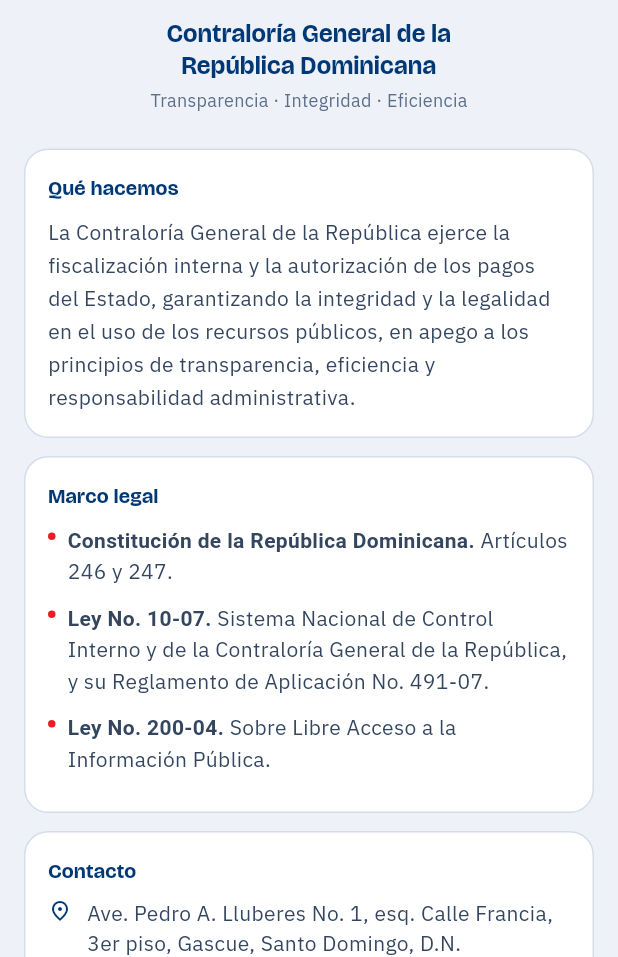
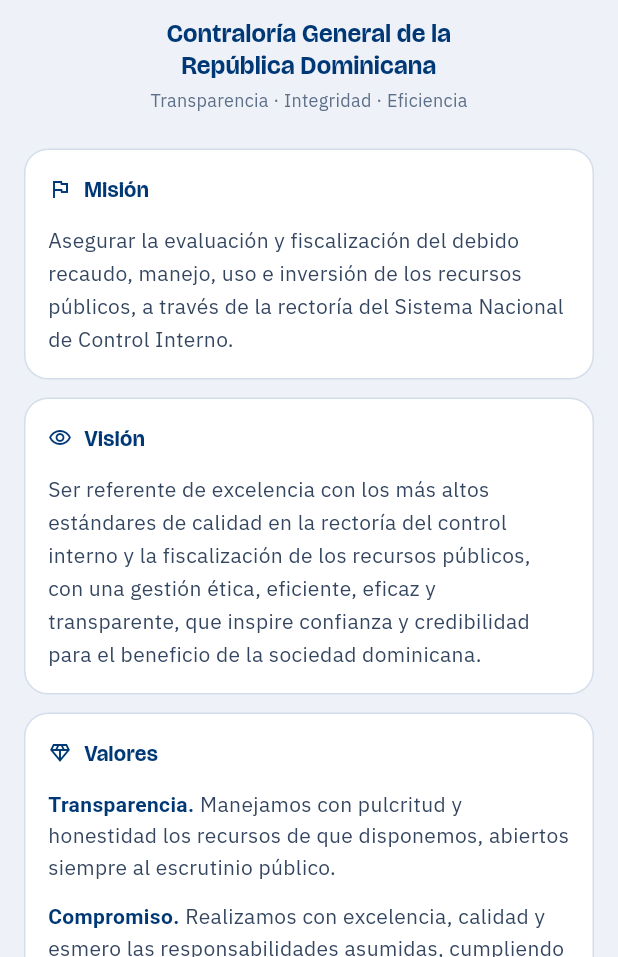
Before and after one commit to Hidalgo15/Trabajo-contralor-a, a Flutter app: the PaginaAcerca widget shown alone on an empty page, opened directly, on a phone screen of 412 x 824 dp, the part 279-1236 px from its top. Run offline on Flutter 3.47's test engine with Material 3 defaults, Android fonts, the phone set to English and light mode, and no system bars; our stand-ins replace pdf, printing, shared_preferences, webview_flutter; accounts and stored records are empty.

Commit message:
feat: Acerca — misión, visión, valores y política de calidad
La pantalla "Acerca de la Contraloría" ahora abre con:
- Misión y Visión (texto de contraloria.gob.do)
- Valores: Transparencia, Compromiso, Integridad, Confiabilidad
- Política de Calidad (resumen del SGC ISO 9001:2015 — pendiente de
  reemplazar por el texto oficial exacto)
- Marco legal y contacto

Co-Authored-By: Claude Sonnet 5 <noreply@anthropic.com>

```diff
--- a/lib/Feature/Ajustes/Presentation/pagina_acerca.dart
+++ b/lib/Feature/Ajustes/Presentation/pagina_acerca.dart
@@ -8,13 +8,16 @@ import 'package:consultas_y_contrataciones/Core/Widgets/app_header.dart';
 import 'package:consultas_y_contrataciones/Core/Widgets/brand_logo.dart';
 import 'package:consultas_y_contrataciones/Core/Widgets/form_card.dart';
 
-/// Pantalla informativa sobre la Contraloría General de la República.
+/// Pantalla informativa sobre la Contraloría General de la República:
+/// misión, visión, valores, política de calidad, marco legal y contacto.
 class PaginaAcerca extends StatelessWidget {
   const PaginaAcerca({super.key});
 
   @override
   Widget build(BuildContext context) {
     final c = context.colores;
+    final texto =
+        Theme.of(context).textTheme.bodyMedium?.copyWith(height: 1.55);
 
     return Column(
       children: [
@@ -34,7 +37,8 @@ class PaginaAcerca extends StatelessWidget {
               const Center(
                 child: BrandLogo(
                   height: 96,
-                  semanticLabel: 'Contraloría General de la República Dominicana',
+                  semanticLabel:
+                      'Contraloría General de la República Dominicana',
                 ),
               ),
               const SizedBox(height: AppDimens.md),
@@ -61,22 +65,83 @@ class PaginaAcerca extends StatelessWidget {
               const SizedBox(height: AppDimens.xl),
 
               _Seccion(
-                titulo: 'Qué hacemos',
+                icono: Icons.flag_outlined,
+                titulo: 'Misión',
                 child: Text(
-                  'La Contraloría General de la República ejerce la '
-                  'fiscalización interna y la autorización de los pagos del '
-                  'Estado, garantizando la integridad y la legalidad en el uso '
-                  'de los recursos públicos, en apego a los principios de '
-                  'transparencia, eficiencia y responsabilidad administrativa.',
-                  style: Theme.of(context)
-                      .textTheme
-                      .bodyMedium
-                      ?.copyWith(height: 1.55),
+                  'Asegurar la evaluación y fiscalización del debido recaudo, '
+                  'manejo, uso e inversión de los recursos públicos, a través '
+                  'de la rectoría del Sistema Nacional de Control Interno.',
+                  style: texto,
                 ),
               ),
               const SizedBox(height: AppDimens.md),
 
               _Seccion(
+                icono: Icons.visibility_outlined,
+                titulo: 'Visión',
+                child: Text(
+                  'Ser referente de excelencia con los más altos estándares de '
+                  'calidad en la rectoría del control interno y la '
+                  'fiscalización de los recursos públicos, con una gestión '
+                  'ética, eficiente, eficaz y transparente, que inspire '
+                  'confianza y credibilidad para el beneficio de la sociedad '
+                  'dominicana.',
+                  style: texto,
+                ),
+              ),
+              const SizedBox(height: AppDimens.md),
+
+              _Seccion(
+                icono: Icons.diamond_outlined,
+                titulo: 'Valores',
+                child: Column(
+                  crossAxisAlignment: CrossAxisAlignment.start,
+                  children: const [
+                    _Valor(
+                      'Transparencia',
+                      'Manejamos con pulcritud y honestidad los recursos de que '
+                          'disponemos, abiertos siempre al escrutinio público.',
+                    ),
+                    _Valor(
+                      'Compromiso',
+                      'Realizamos con excelencia, calidad y esmero las '
+                          'responsabilidades asumidas, cumpliendo con las '
+                          'expectativas.',
+                    ),
+                    _Valor(
+                      'Integridad',
+                      'Actuamos apegados a los principios éticos y morales en '
+                          'todas nuestras actuaciones como servidores públicos.',
+                    ),
+                    _Valor(
+                      'Confiabilidad',
+                      'Producimos informaciones apegadas a la verdad, generando '
+                          'confianza en el cumplimiento de nuestras funciones y '
+                          'responsabilidades.',
+                      ultimo: true,
+                    ),
+                  ],
+                ),
+              ),
+              const SizedBox(height: AppDimens.md),
+
+              _Seccion(
+                icono: Icons.verified_outlined,
+                titulo: 'Política de Calidad',
+                child: Text(
+                  'La Contraloría General de la República está comprometida con '
+                  'la excelencia en el servicio público y la mejora continua '
+                  'de su Sistema de Gestión de la Calidad, certificado bajo la '
+                  'norma ISO 9001:2015, para asegurar la eficacia de sus '
+                  'procesos de fiscalización y control interno en beneficio de '
+                  'la sociedad dominicana.',
+                  style: texto,
+                ),
+              ),
+              const SizedBox(height: AppDimens.md),
+
+              _Seccion(
+                icono: Icons.gavel_outlined,
                 titulo: 'Marco legal',
                 child: Column(
                   crossAxisAlignment: CrossAxisAlignment.start,
@@ -101,6 +166,7 @@ class PaginaAcerca extends StatelessWidget {
               const SizedBox(height: AppDimens.md),
 
               _Seccion(
+                icono: Icons.contact_page_outlined,
                 titulo: 'Contacto',
                 child: Column(
                   crossAxisAlignment: CrossAxisAlignment.start,
@@ -118,7 +184,10 @@ class PaginaAcerca extends StatelessWidget {
                       'contacto@contraloria.gob.do',
                     ),
                     SizedBox(height: 12),
-                    _LineaContacto(Icons.language_outlined, 'contraloria.gob.do'),
+                    _LineaContacto(
+                      Icons.language_outlined,
+                      'contraloria.gob.do',
+                    ),
                   ],
                 ),
               ),
@@ -150,18 +219,28 @@ class PaginaAcerca extends StatelessWidget {
 }
 
 class _Seccion extends StatelessWidget {
-  const _Seccion({required this.titulo, required this.child});
+  const _Seccion({
+    required this.icono,
+    required this.titulo,
+    required this.child,
+  });
 
+  final IconData icono;
   final String titulo;
   final Widget child;
 
   @override
   Widget build(BuildContext context) {
+    final c = context.colores;
     return AppCard(
       padding: const EdgeInsets.all(AppDimens.lg),
       child: Column(
         crossAxisAlignment: CrossAxisAlignment.start,
         children: [
+          Row(
+            children: [
+              Icon(icono, size: 16, color: c.azul),
+              const SizedBox(width: 8),
               Semantics(
                 header: true,
                 child: Text(
@@ -169,14 +248,46 @@ class _Seccion extends StatelessWidget {
                   style: TextStyle(
                     fontFamily: AppTypography.display,
                     fontWeight: FontWeight.w700,
-                fontSize: 14,
+                    fontSize: 14.5,
+                    color: c.azul,
+                  ),
+                ),
+              ),
+            ],
+          ),
+          const SizedBox(height: AppDimens.md),
+          child,
+        ],
+      ),
+    );
+  }
+}
+
+class _Valor extends StatelessWidget {
+  const _Valor(this.nombre, this.definicion, {this.ultimo = false});
+
+  final String nombre;
+  final String definicion;
+  final bool ultimo;
+
+  @override
+  Widget build(BuildContext context) {
+    return Padding(
+      padding: EdgeInsets.only(bottom: ultimo ? 0 : 12),
+      child: Text.rich(
+        TextSpan(
+          style: Theme.of(context).textTheme.bodyMedium?.copyWith(height: 1.5),
+          children: [
+            TextSpan(
+              text: '$nombre. ',
+              style: TextStyle(
+                fontWeight: FontWeight.w700,
                 color: context.colores.azul,
               ),
             ),
+            TextSpan(text: definicion),
+          ],
         ),
-          const SizedBox(height: AppDimens.sm),
-          child,
-        ],
       ),
     );
   }
```
Lines whose indentation alone changed are shown as unchanged.
